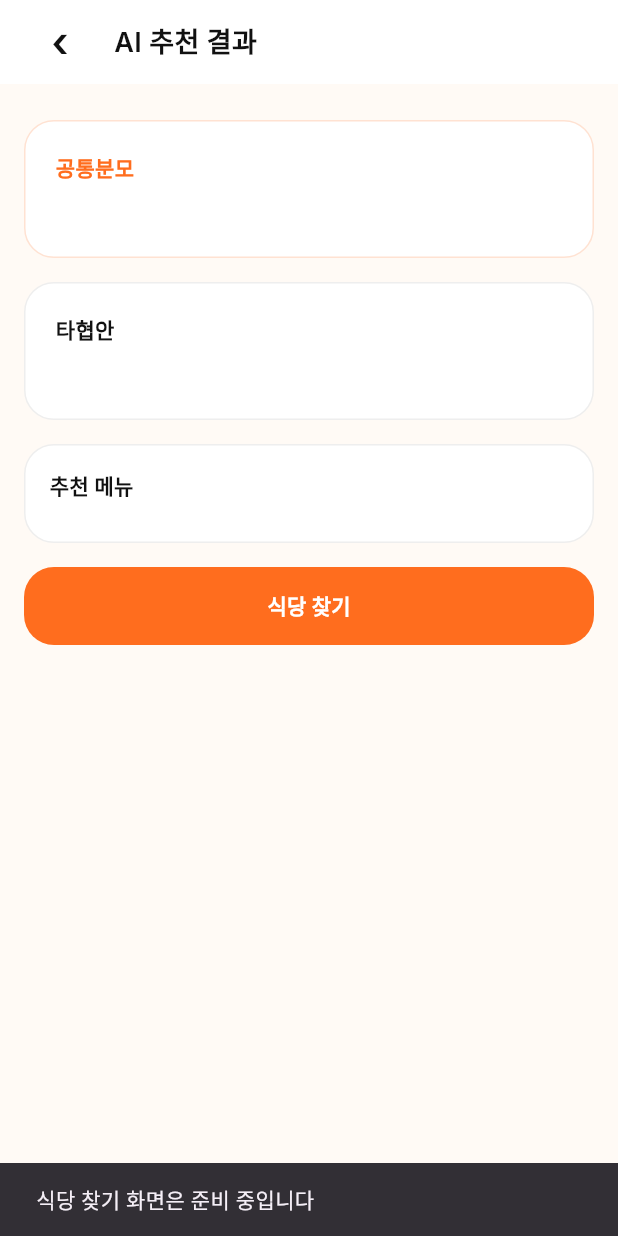
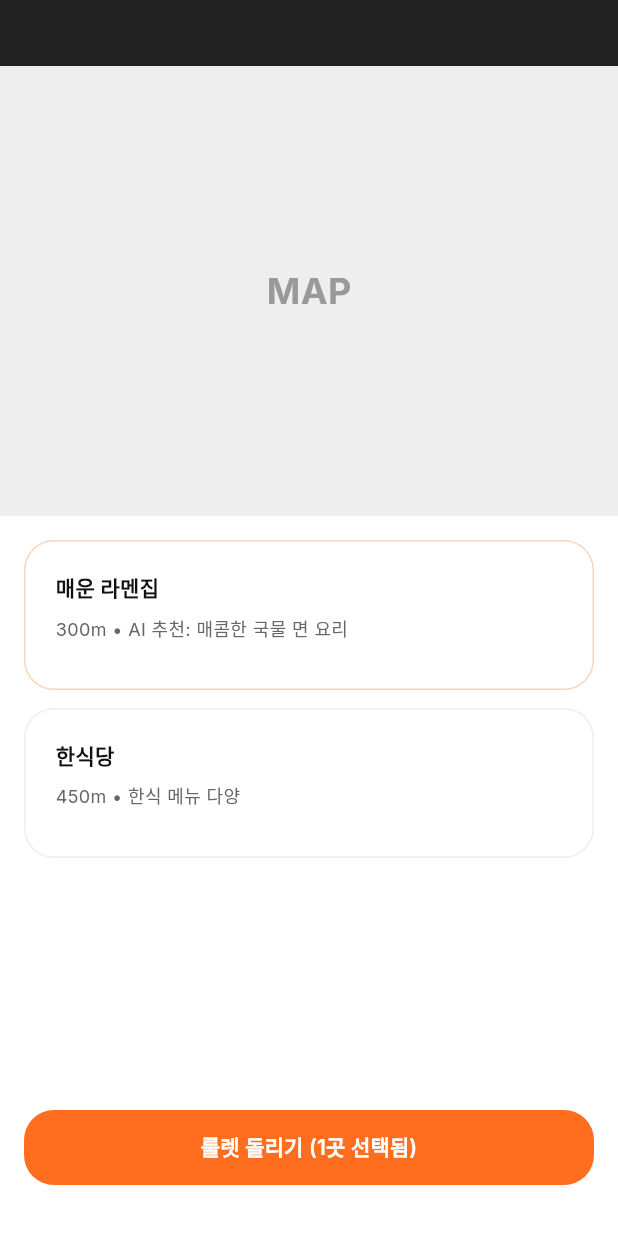
Before and after one commit to JeongHyck06/mwukzi-app, a Flutter app: the AiResultScreen screen opened directly with empty values, after a tap on "식당 찾기", on a phone screen of 412 x 824 dp. Run offline on Flutter 3.47's test engine with Material 3 defaults, Android fonts, the phone set to English and light mode, and no system bars; our stand-ins replace flutter_riverpod, google_fonts; missing offline and left inert: dart:html, kakao_flutter_sdk_user.

Commit message:
feat/#9: 식당 선택 스크린 구현

```diff
--- a/lib/features/ai_result/ai_result_screen.dart
+++ b/lib/features/ai_result/ai_result_screen.dart
@@ -2,15 +2,13 @@ import 'package:flutter/material.dart';
 
 import '../../core/constants/app_colors.dart';
 import '../../core/constants/app_text_styles.dart';
+import '../map_list/map_list_screen.dart';
 import '../room/models/menu_recommendation_response.dart';
 
 class AiResultScreen extends StatelessWidget {
   final MenuRecommendationResponse recommendation;
 
-  const AiResultScreen({
-    super.key,
-    required this.recommendation,
-  });
+  const AiResultScreen({super.key, required this.recommendation});
 
   @override
   Widget build(BuildContext context) {
@@ -38,10 +36,7 @@ class AiResultScreen extends StatelessWidget {
                     constraints: const BoxConstraints(),
                   ),
                   const SizedBox(width: 12),
-                  Text(
-                    'AI 추천 결과',
-                    style: AppTextStyles.headingM,
-                  ),
+                  Text('AI 추천 결과', style: AppTextStyles.headingM),
                 ],
               ),
             ),
@@ -57,10 +52,7 @@ class AiResultScreen extends StatelessWidget {
                       isPrimary: true,
                     ),
                     const SizedBox(height: 16),
-                    _ResultCard(
-                      title: '타협안',
-                      body: recommendation.compromise,
-                    ),
+                    _ResultCard(title: '타협안', body: recommendation.compromise),
                     const SizedBox(height: 16),
                     Container(
                       width: double.infinity,
@@ -80,8 +72,12 @@ class AiResultScreen extends StatelessWidget {
                             ),
                           ),
                           const SizedBox(height: 10),
-                          ...recommendation.menus.take(5).toList().asMap().entries.map(
-                            (entry) {
+                          ...recommendation.menus
+                              .take(5)
+                              .toList()
+                              .asMap()
+                              .entries
+                              .map((entry) {
                                 final index = entry.key + 1;
                                 final menu = entry.value;
                                 return Padding(
@@ -94,8 +90,7 @@ class AiResultScreen extends StatelessWidget {
                                     ),
                                   ),
                                 );
-                            },
-                          ),
+                              }),
                         ],
                       ),
                     ),
@@ -105,8 +100,14 @@ class AiResultScreen extends StatelessWidget {
                       height: 52,
                       child: ElevatedButton(
                         onPressed: () {
-                          ScaffoldMessenger.of(context).showSnackBar(
-                            const SnackBar(content: Text('식당 찾기 화면은 준비 중입니다')),
+                          Navigator.push(
+                            context,
+                            MaterialPageRoute(
+                              builder:
+                                  (context) => MapListScreen(
+                                    recommendation: recommendation,
+                                  ),
+                            ),
                           );
                         },
                         style: ElevatedButton.styleFrom(
@@ -117,10 +118,7 @@ class AiResultScreen extends StatelessWidget {
                             borderRadius: BorderRadius.circular(20),
                           ),
                         ),
-                        child: Text(
-                          '식당 찾기',
-                          style: AppTextStyles.buttonText,
-                        ),
+                        child: Text('식당 찾기', style: AppTextStyles.buttonText),
                       ),
                     ),
                   ],
@@ -154,7 +152,8 @@ class _ResultCard extends StatelessWidget {
         color: Colors.white,
         borderRadius: BorderRadius.circular(20),
         border: Border.all(
-          color: isPrimary
+          color:
+              isPrimary
                   ? AppColors.primaryMain.withValues(alpha: 0.2)
                   : AppColors.border,
           width: 1,
--- /dev/null
+++ b/lib/features/map_list/map_list_screen.dart
@@ -0,0 +1,210 @@
+import 'package:flutter/material.dart';
+
+import '../../core/constants/app_colors.dart';
+import '../../core/constants/app_text_styles.dart';
+import '../room/models/menu_recommendation_response.dart';
+
+class MapListScreen extends StatefulWidget {
+  final MenuRecommendationResponse recommendation;
+
+  const MapListScreen({super.key, required this.recommendation});
+
+  @override
+  State<MapListScreen> createState() => _MapListScreenState();
+}
+
+class _MapListScreenState extends State<MapListScreen> {
+  late final List<_RestaurantCardItem> _items;
+
+  @override
+  void initState() {
+    super.initState();
+    _items = _buildItems(widget.recommendation);
+  }
+
+  @override
+  Widget build(BuildContext context) {
+    final selectedCount = _items.where((item) => item.isSelected).length;
+
+    return Scaffold(
+      backgroundColor: AppColors.backgroundTint,
+      body: Column(
+        children: [
+          Container(height: 44, color: const Color(0xFF212121)),
+          Container(
+            height: 300,
+            width: double.infinity,
+            color: const Color(0xFFEEEEEE),
+            alignment: Alignment.center,
+            child: Text(
+              'MAP',
+              style: AppTextStyles.headingXL.copyWith(
+                fontSize: 24,
+                fontWeight: FontWeight.w700,
+                color: const Color(0xFF999999),
+              ),
+            ),
+          ),
+          Expanded(
+            child: Container(
+              width: double.infinity,
+              color: Colors.white,
+              child: ListView.separated(
+                padding: const EdgeInsets.fromLTRB(16, 16, 16, 16),
+                itemCount: _items.length,
+                separatorBuilder: (_, __) => const SizedBox(height: 12),
+                itemBuilder: (context, index) {
+                  final item = _items[index];
+                  return InkWell(
+                    borderRadius: BorderRadius.circular(20),
+                    onTap: () => _toggleSelection(index),
+                    child: Container(
+                      height: 100,
+                      width: double.infinity,
+                      padding: const EdgeInsets.all(20),
+                      decoration: BoxDecoration(
+                        color: Colors.white,
+                        borderRadius: BorderRadius.circular(20),
+                        border: Border.all(
+                          color:
+                              item.isSelected
+                                  ? AppColors.primaryMain.withValues(alpha: 0.3)
+                                  : AppColors.border,
+                        ),
+                      ),
+                      child: Column(
+                        crossAxisAlignment: CrossAxisAlignment.start,
+                        children: [
+                          Text(
+                            item.name,
+                            maxLines: 1,
+                            overflow: TextOverflow.ellipsis,
+                            style: AppTextStyles.bodyM.copyWith(
+                              color: AppColors.textPrimary,
+                              fontWeight: FontWeight.w700,
+                            ),
+                          ),
+                          const SizedBox(height: 8),
+                          Text(
+                            item.info,
+                            maxLines: 1,
+                            overflow: TextOverflow.ellipsis,
+                            style: AppTextStyles.caption.copyWith(
+                              color: AppColors.textSecondary,
+                              fontWeight: FontWeight.w400,
+                            ),
+                          ),
+                        ],
+                      ),
+                    ),
+                  );
+                },
+              ),
+            ),
+          ),
+          Container(
+            height: 100,
+            width: double.infinity,
+            color: Colors.white,
+            padding: const EdgeInsets.fromLTRB(16, 16, 16, 34),
+            child: SizedBox(
+              height: 50,
+              width: double.infinity,
+              child: ElevatedButton(
+                onPressed:
+                    selectedCount == 0
+                        ? null
+                        : () {
+                          ScaffoldMessenger.of(context).showSnackBar(
+                            SnackBar(
+                              content: Text(
+                                '룰렛 화면 연결 예정 ($selectedCount곳 선택됨)',
+                              ),
+                            ),
+                          );
+                        },
+                style: ElevatedButton.styleFrom(
+                  backgroundColor: AppColors.primaryMain,
+                  disabledBackgroundColor: AppColors.border,
+                  foregroundColor: Colors.white,
+                  elevation: 0,
+                  shape: RoundedRectangleBorder(
+                    borderRadius: BorderRadius.circular(20),
+                  ),
+                ),
+                child: Text(
+                  '룰렛 돌리기 ($selectedCount곳 선택됨)',
+                  style: AppTextStyles.buttonText.copyWith(
+                    color:
+                        selectedCount == 0
+                            ? AppColors.textSecondary
+                            : Colors.white,
+                  ),
+                ),
+              ),
+            ),
+          ),
+        ],
+      ),
+    );
+  }
+
+  void _toggleSelection(int index) {
+    setState(() {
+      final current = _items[index];
+      _items[index] = current.copyWith(isSelected: !current.isSelected);
+    });
+  }
+
+  List<_RestaurantCardItem> _buildItems(
+    MenuRecommendationResponse recommendation,
+  ) {
+    final menus = recommendation.menus.take(6).toList();
+
+    if (menus.isEmpty) {
+      return [
+        const _RestaurantCardItem(
+          name: '매운 라멘집',
+          info: '300m • AI 추천: 매콤한 국물 면 요리',
+          isSelected: true,
+        ),
+        const _RestaurantCardItem(
+          name: '한식당',
+          info: '450m • 한식 메뉴 다양',
+          isSelected: false,
+        ),
+      ];
+    }
+
+    return menus.asMap().entries.map((entry) {
+      final index = entry.key;
+      final menu = entry.value;
+      final distance = 300 + (index * 120);
+      return _RestaurantCardItem(
+        name: '${menu.name} 맛집',
+        info: '${distance}m • AI 추천: ${menu.reason}',
+        isSelected: index < 2,
+      );
+    }).toList();
+  }
+}
+
+class _RestaurantCardItem {
+  final String name;
+  final String info;
+  final bool isSelected;
+
+  const _RestaurantCardItem({
+    required this.name,
+    required this.info,
+    required this.isSelected,
+  });
+
+  _RestaurantCardItem copyWith({bool? isSelected}) {
+    return _RestaurantCardItem(
+      name: name,
+      info: info,
+      isSelected: isSelected ?? this.isSelected,
+    );
+  }
+}
```
Lines whose indentation alone changed are shown as unchanged.
